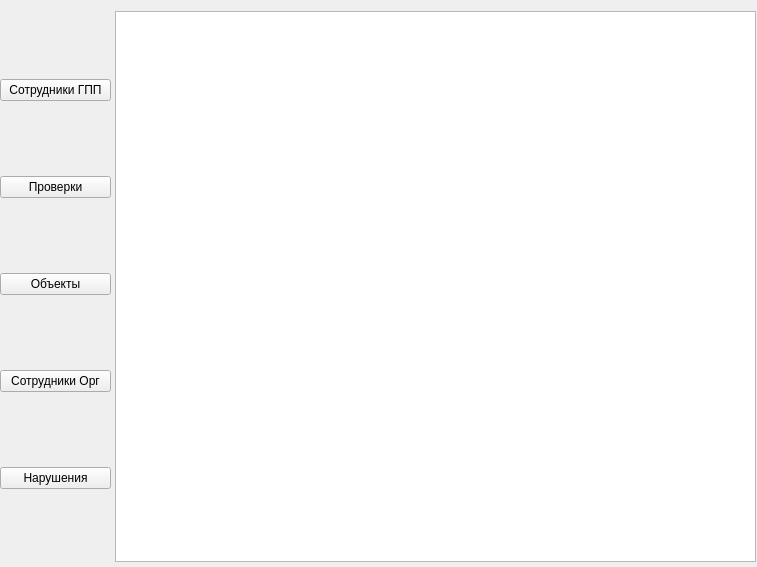
First picture: the form in ui/mainWindow.ui, repository slayzerg01/BD3, before the edit.
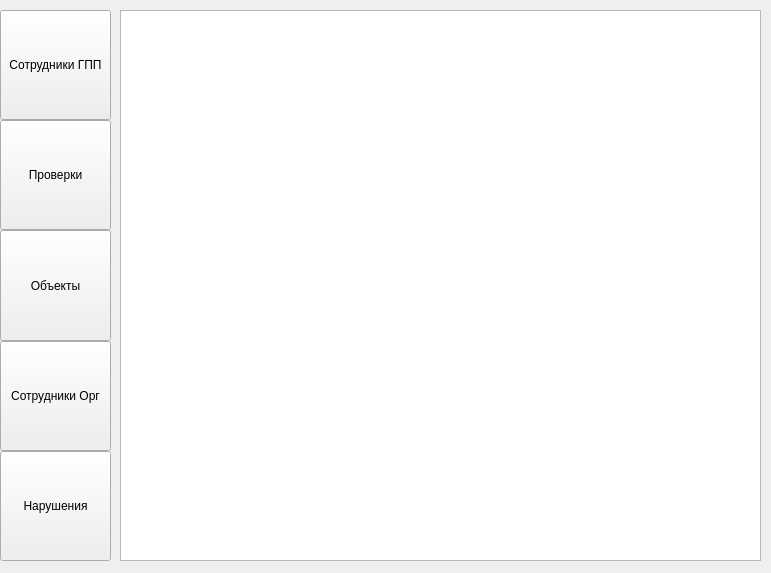
Second picture: the form after the edit.

The edit to the form file:
```diff
--- a/ui/mainWindow.ui
+++ b/ui/mainWindow.ui
@@ -6,8 +6,8 @@
    <rect>
     <x>0</x>
     <y>0</y>
-    <width>757</width>
-    <height>567</height>
+    <width>771</width>
+    <height>573</height>
    </rect>
   </property>
   <property name="windowTitle">
@@ -24,8 +24,26 @@
      </rect>
     </property>
     <layout class="QVBoxLayout" name="verticalLayout">
+     <property name="spacing">
+      <number>0</number>
+     </property>
+     <property name="bottomMargin">
+      <number>0</number>
+     </property>
      <item>
       <widget class="QPushButton" name="pushButtonGPP">
+       <property name="enabled">
+        <bool>true</bool>
+       </property>
+       <property name="sizePolicy">
+        <sizepolicy hsizetype="Minimum" vsizetype="Minimum">
+         <horstretch>0</horstretch>
+         <verstretch>0</verstretch>
+        </sizepolicy>
+       </property>
+       <property name="autoFillBackground">
+        <bool>false</bool>
+       </property>
        <property name="text">
         <string>Сотрудники ГПП</string>
        </property>
@@ -33,6 +51,18 @@
      </item>
      <item>
       <widget class="QPushButton" name="pushButtonProv">
+       <property name="enabled">
+        <bool>true</bool>
+       </property>
+       <property name="sizePolicy">
+        <sizepolicy hsizetype="Minimum" vsizetype="Minimum">
+         <horstretch>0</horstretch>
+         <verstretch>0</verstretch>
+        </sizepolicy>
+       </property>
+       <property name="autoFillBackground">
+        <bool>false</bool>
+       </property>
        <property name="text">
         <string>Проверки</string>
        </property>
@@ -40,6 +70,18 @@
      </item>
      <item>
       <widget class="QPushButton" name="pushButtonObj">
+       <property name="enabled">
+        <bool>true</bool>
+       </property>
+       <property name="sizePolicy">
+        <sizepolicy hsizetype="Minimum" vsizetype="Minimum">
+         <horstretch>0</horstretch>
+         <verstretch>0</verstretch>
+        </sizepolicy>
+       </property>
+       <property name="autoFillBackground">
+        <bool>false</bool>
+       </property>
        <property name="text">
         <string>Объекты</string>
        </property>
@@ -47,6 +89,18 @@
      </item>
      <item>
       <widget class="QPushButton" name="pushButtonSotr">
+       <property name="enabled">
+        <bool>true</bool>
+       </property>
+       <property name="sizePolicy">
+        <sizepolicy hsizetype="Minimum" vsizetype="Minimum">
+         <horstretch>0</horstretch>
+         <verstretch>0</verstretch>
+        </sizepolicy>
+       </property>
+       <property name="autoFillBackground">
+        <bool>false</bool>
+       </property>
        <property name="text">
         <string>Сотрудники Орг</string>
        </property>
@@ -54,6 +108,18 @@
      </item>
      <item>
       <widget class="QPushButton" name="pushButtonNar">
+       <property name="enabled">
+        <bool>true</bool>
+       </property>
+       <property name="sizePolicy">
+        <sizepolicy hsizetype="Minimum" vsizetype="Minimum">
+         <horstretch>0</horstretch>
+         <verstretch>0</verstretch>
+        </sizepolicy>
+       </property>
+       <property name="autoFillBackground">
+        <bool>false</bool>
+       </property>
        <property name="text">
         <string>Нарушения</string>
        </property>
@@ -61,11 +127,11 @@
      </item>
     </layout>
    </widget>
-   <widget class="QTableWidget" name="tableWidget">
+   <widget class="QTableView" name="tableView">
     <property name="geometry">
      <rect>
-      <x>115</x>
-      <y>11</y>
+      <x>120</x>
+      <y>10</y>
       <width>641</width>
       <height>551</height>
      </rect>
```
